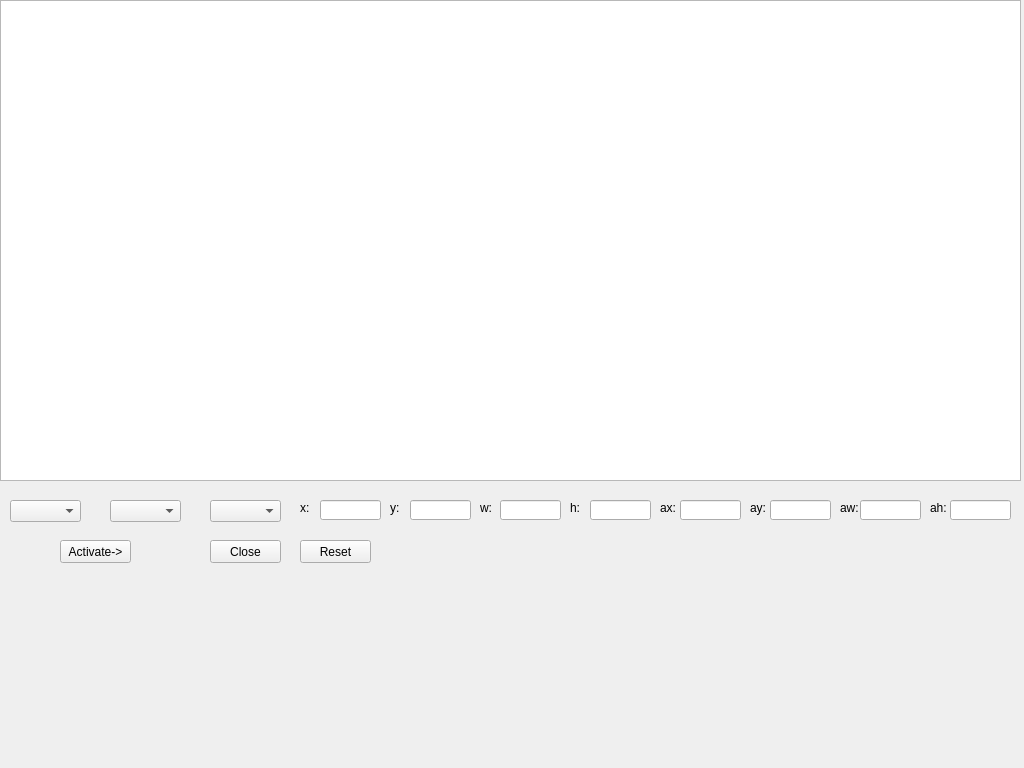
The window that osd/wallwnd.ui (jpcstpj7281/gameseer) describes before a commit, drawn with Qt 5.
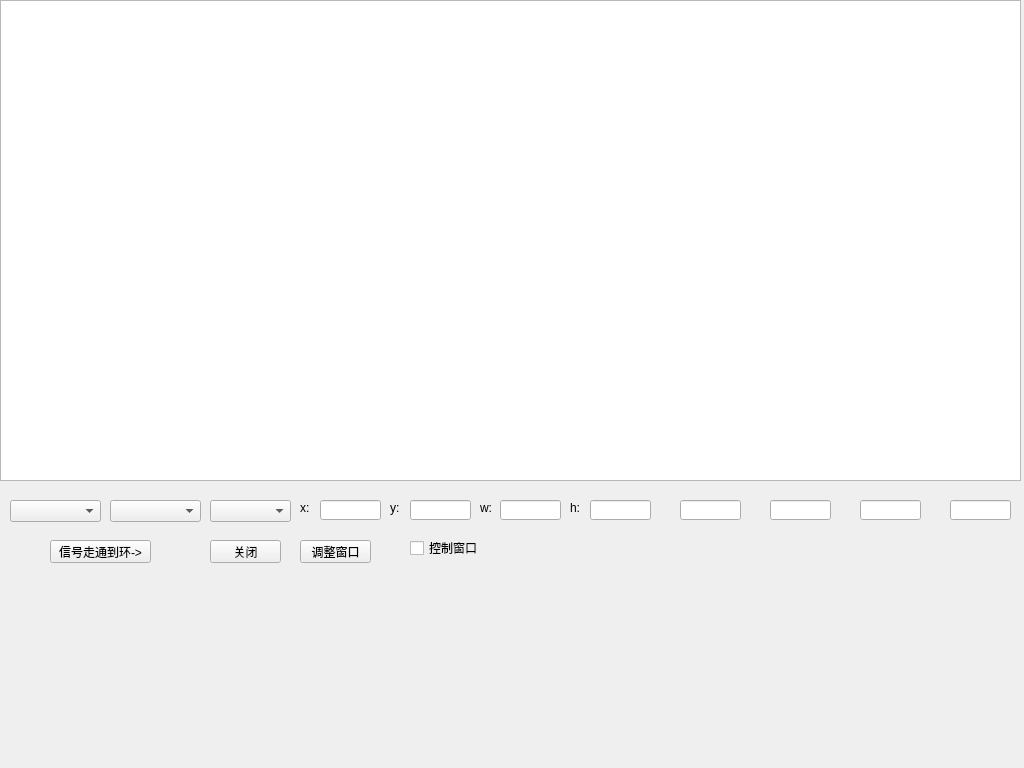
The same window after the commit.

```diff
--- a/osd/wallwnd.ui
+++ b/osd/wallwnd.ui
@@ -24,7 +24,7 @@
     <rect>
      <x>10</x>
      <y>500</y>
-     <width>71</width>
+     <width>91</width>
      <height>22</height>
     </rect>
    </property>
@@ -34,7 +34,7 @@
     <rect>
      <x>110</x>
      <y>500</y>
-     <width>71</width>
+     <width>91</width>
      <height>22</height>
     </rect>
    </property>
@@ -44,7 +44,7 @@
     <rect>
      <x>210</x>
      <y>500</y>
-     <width>71</width>
+     <width>81</width>
      <height>22</height>
     </rect>
    </property>
@@ -197,69 +197,17 @@
     <string>h:</string>
    </property>
   </widget>
-  <widget class="QLabel" name="label_5">
-   <property name="geometry">
-    <rect>
-     <x>660</x>
-     <y>500</y>
-     <width>21</width>
-     <height>16</height>
-    </rect>
-   </property>
-   <property name="text">
-    <string>ax:</string>
-   </property>
-  </widget>
-  <widget class="QLabel" name="label_6">
-   <property name="geometry">
-    <rect>
-     <x>750</x>
-     <y>500</y>
-     <width>21</width>
-     <height>16</height>
-    </rect>
-   </property>
-   <property name="text">
-    <string>ay:</string>
-   </property>
-  </widget>
-  <widget class="QLabel" name="label_7">
-   <property name="geometry">
-    <rect>
-     <x>840</x>
-     <y>500</y>
-     <width>21</width>
-     <height>16</height>
-    </rect>
-   </property>
-   <property name="text">
-    <string>aw:</string>
-   </property>
-  </widget>
-  <widget class="QLabel" name="label_8">
-   <property name="geometry">
-    <rect>
-     <x>930</x>
-     <y>500</y>
-     <width>21</width>
-     <height>16</height>
-    </rect>
-   </property>
-   <property name="text">
-    <string>ah:</string>
-   </property>
-  </widget>
   <widget class="QPushButton" name="pbActivateRing">
    <property name="geometry">
     <rect>
-     <x>60</x>
+     <x>50</x>
      <y>540</y>
-     <width>71</width>
+     <width>101</width>
      <height>23</height>
     </rect>
    </property>
    <property name="text">
-    <string>Activate-&gt;</string>
+    <string>信号走通到环-&gt;</string>
    </property>
   </widget>
   <widget class="QPushButton" name="pbCloseWnd">
@@ -272,7 +220,7 @@
     </rect>
    </property>
    <property name="text">
-    <string>Close</string>
+    <string>关闭</string>
    </property>
   </widget>
   <widget class="QPushButton" name="pbResetWnd">
@@ -285,7 +233,20 @@
     </rect>
    </property>
    <property name="text">
-    <string>Reset</string>
+    <string>调整窗口</string>
+   </property>
+  </widget>
+  <widget class="QCheckBox" name="cbDragWnd">
+   <property name="geometry">
+    <rect>
+     <x>410</x>
+     <y>540</y>
+     <width>71</width>
+     <height>16</height>
+    </rect>
+   </property>
+   <property name="text">
+    <string>控制窗口</string>
    </property>
   </widget>
  </widget>
```
